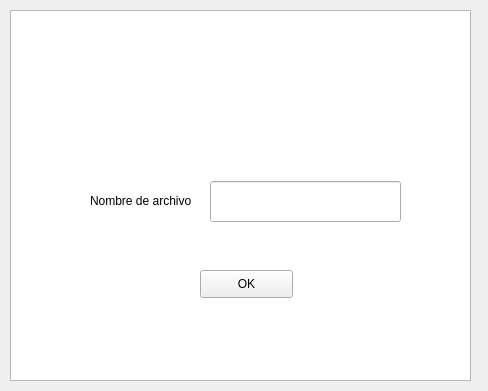
The window that game/get_string.ui (yjmantilla/hockey) describes before a commit, drawn with Qt 5.
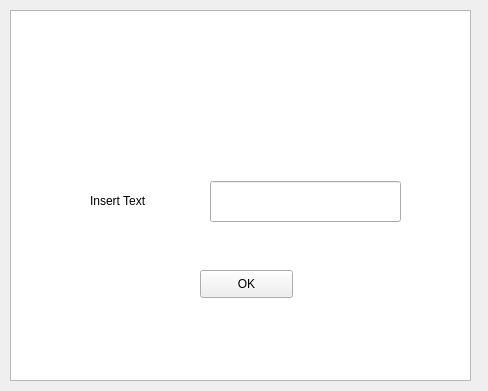
The same window after the commit.

```diff
--- a/game/get_string.ui
+++ b/game/get_string.ui
@@ -33,7 +33,7 @@
     </rect>
    </property>
    <property name="text">
-    <string>Nombre de archivo</string>
+    <string>Insert Text</string>
    </property>
   </widget>
   <widget class="QLineEdit" name="Nombre_arch">
```
Left out of the diff: 2 changed lines with no effect on the pictures.
